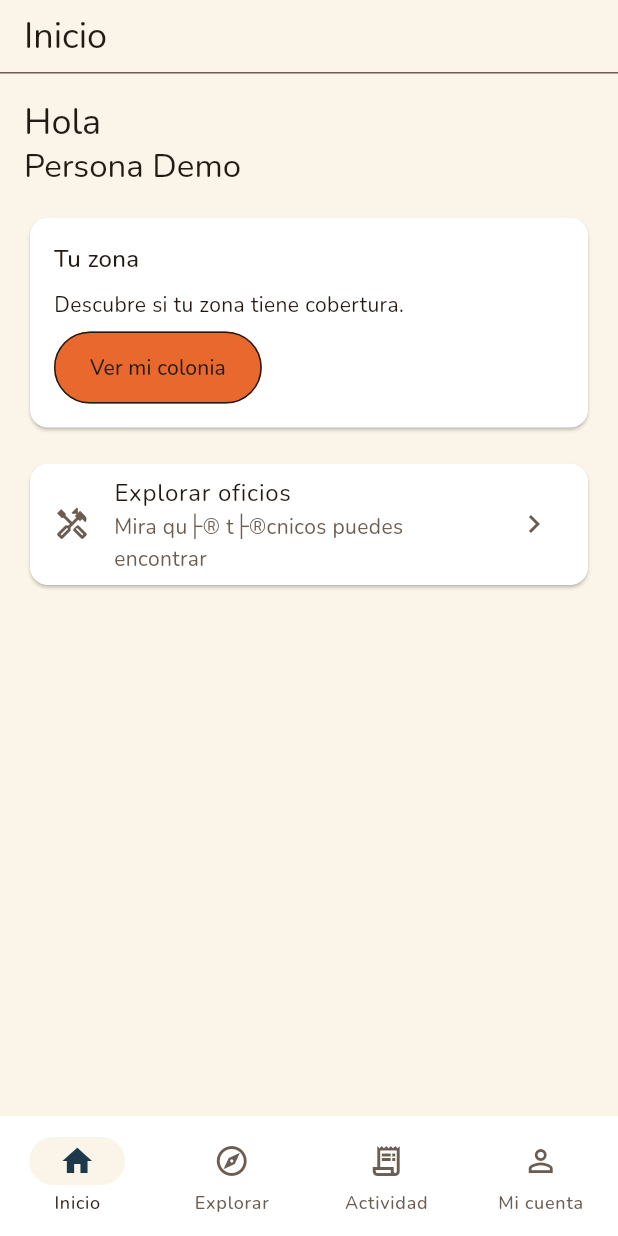
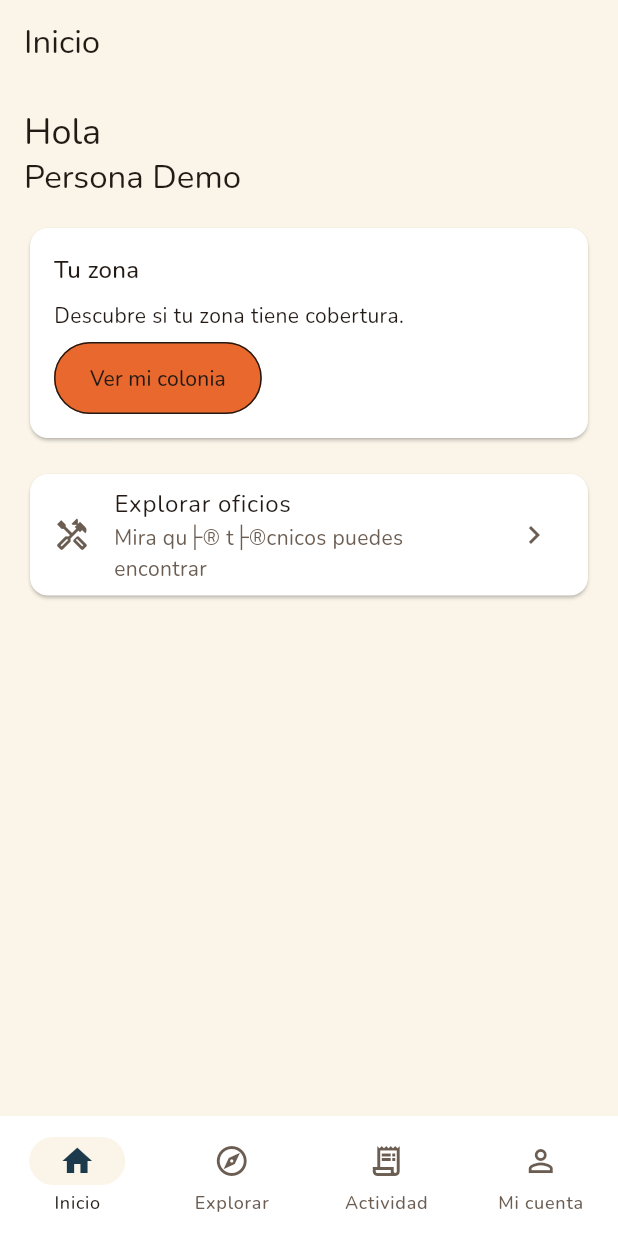
Before and after one commit to JulianH2/knock-frontend, a Flutter app: the screen it shows after launch, on a phone screen of 412 x 824 dp. Run offline on Flutter 3.47's test engine with Material 3 defaults, Android fonts, the phone set to English and light mode, and no system bars; our stand-ins replace firebase_auth, firebase_core, flutter_riverpod, flutter_secure_storage, geolocator, go_router and 2 more; accounts and stored records are empty.

Commit message:
fix(KNOCK-228): PantallaTitulada con AppBar para pruebas de widget
- Restaura PantallaTitulada con Scaffold y AppBar (las pruebas buscan AppBar y enElTitulo)
- Mantiene router de rutas planas con AppShell
- Mantiene montarApp con parametro rutaInicial

```diff
--- a/app/lib/core/widgets/pantalla_titulada.dart
+++ b/app/lib/core/widgets/pantalla_titulada.dart
@@ -1,9 +1,9 @@
 import 'package:flutter/material.dart';
 
-/// Pantalla base de una pestaña: título y cuerpo.
+/// Pantalla base de una pestaña: barra superior con el título y un cuerpo.
 ///
-/// No usa Scaffold directamente: el Scaffold (con AppBar y BottomNavigationBar)
-/// lo provee AppShell, que envuelve cada pantalla.
+/// Las pestañas de TT-MOB-01 están vacías; cada historia reemplaza el cuerpo
+/// con su contenido y sus 4 estados.
 class PantallaTitulada extends StatelessWidget {
   const PantallaTitulada({required this.titulo, this.cuerpo, super.key});
 
@@ -12,23 +12,9 @@ class PantallaTitulada extends StatelessWidget {
 
   @override
   Widget build(BuildContext context) {
-    return SafeArea(
-      child: Column(
-        crossAxisAlignment: CrossAxisAlignment.start,
-        children: [
-          Padding(
-            padding: const EdgeInsets.fromLTRB(16, 8, 16, 8),
-            child: Text(
-              titulo,
-              style: Theme.of(context).textTheme.headlineSmall,
-            ),
-          ),
-          const Divider(height: 1),
-          Expanded(
-            child: cuerpo ?? const SizedBox.shrink(),
-          ),
-        ],
-      ),
+    return Scaffold(
+      appBar: AppBar(title: Text(titulo)),
+      body: cuerpo ?? const SizedBox.shrink(),
     );
   }
 }
```
